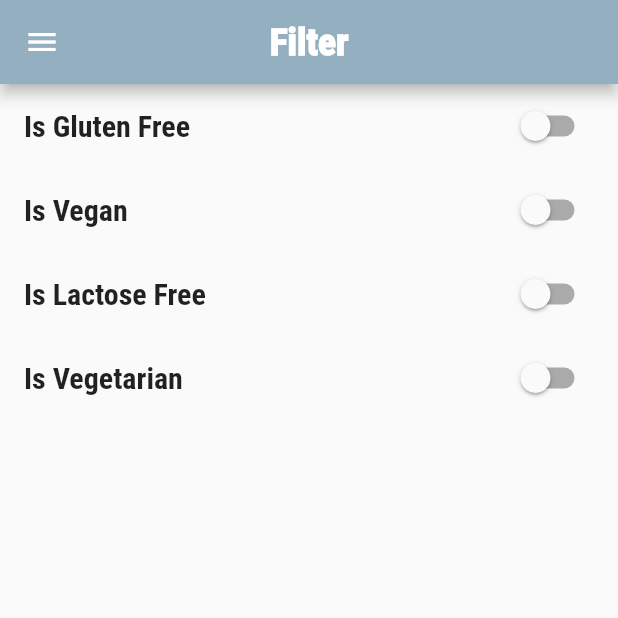
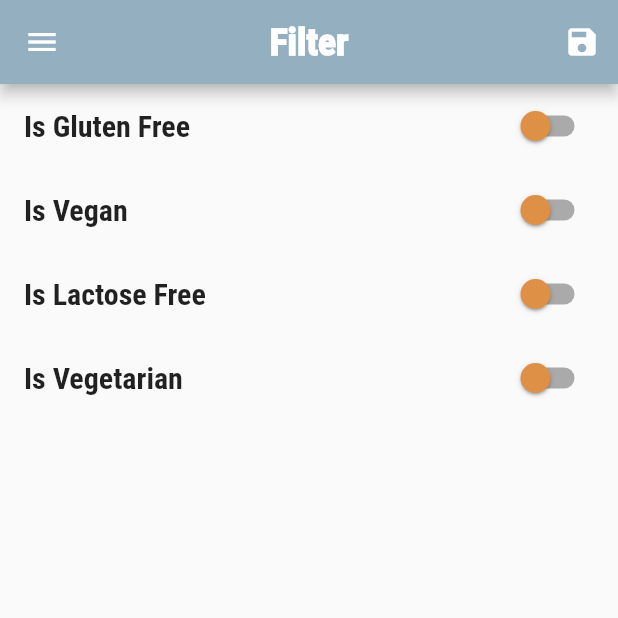
Before and after one commit to budda24/Meals-Sets-franek-, a Flutter app: the FilterScreean screen opened by its route, on a phone screen of 412 x 824 dp, the top half of it. Run offline on Flutter 3.47's test engine with Material 2 defaults, Android fonts, the phone set to English and light mode, and no system bars; missing offline and left inert: dart:ffi; network calls fail.

Commit message:
feat: filters of the meals

```diff
--- a/lib/dummy_data.dart
+++ b/lib/dummy_data.dart
@@ -85,8 +85,8 @@ const DUMMY_MEALS = [
       'The sauce will be done once the spaghetti are.',
       'Feel free to add some cheese on top of the finished dish.'
     ],
-    isGlutenFree: false,
-    isVegan: true,
+    isGlutenFree: true,
+    isVegan: false,
     isVegetarian: true,
     isLactoseFree: true,
   ),
--- a/lib/screens/filter_screean.dart
+++ b/lib/screens/filter_screean.dart
@@ -1,9 +1,11 @@
-import 'package:dishes_sets_franek/consts/const.dart';
-import 'package:dishes_sets_franek/models/filters.dart';
+
 
 import 'package:flutter/material.dart';
 
 import 'drawer_screen.dart';
+import '../consts/const.dart';
+import '../models/filters.dart';
+import '../screens/categories_screen.dart';
 
 class FilterScreean extends StatefulWidget {
   FilterScreean({Key? key, required this.filters}) : super(key: key);
@@ -15,8 +17,12 @@ class FilterScreean extends StatefulWidget {
 }
 
 class _FilterScreeanState extends State<FilterScreean> {
+
+  /*method to build swich tile*/
   Widget _buildSwitchTile(String title, bool boolvalue, void function(value)) {
     return SwitchListTile(
+      activeColor: kOrangeColor,
+      inactiveThumbColor: kOrangeColor,
       title: Text(
         title,
         style: kTextSubTitle,
@@ -26,24 +32,16 @@ class _FilterScreeanState extends State<FilterScreean> {
     );
   }
 
-  /*late bool isGlutenFree;
-  late bool isVegan;
-  late bool isVegetarian;
-  late bool isLactoseFree;
-
-  @override
-  void initState() {
-     isGlutenFree = widget.filters.isGlutenFree;
-     isVegan = widget.filters.isVegan;
-     isVegetarian = widget.filters.isVegetarian;
-     isLactoseFree = widget.filters.isLactoseFree;
-    super.initState();
-  }*/
-
   @override
   Widget build(BuildContext context) {
     return Scaffold(
       appBar: AppBar(
+        actions: [
+          IconButton(onPressed: (){
+            Navigator.of(context).pushNamed(CategoriesScreen.id);
+          }, icon: Icon(Icons.save),)
+        ],
+        elevation: 4,
         backgroundColor: kBlueColor,
         centerTitle: true,
         title: const Text(
@@ -52,6 +50,8 @@ class _FilterScreeanState extends State<FilterScreean> {
         ),
       ),
       drawer: DrawerWidget(),
+      /*floatingActionButtonLocation: FloatingActionButtonLocation.endTop,
+      floatingActionButton: Icon(Icons.save),*/
       body: Column(
         children: [
           _buildSwitchTile(
```
Also changed, not shown: lib/main.dart (+10 -8 lines), lib/screens/categories_screen.dart (+6 -1 lines), lib/screens/meals_screen.dart (+28 -7 lines), lib/screens/tab_screen.dart (+7 -14 lines).
